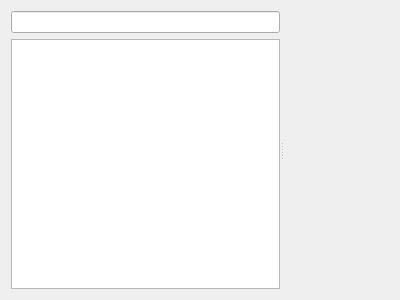
Before: the Qt Designer form ui/tools/objectinspector/objectinspectorwidget.ui in KDAB/GammaRay, drawn with Qt 5.
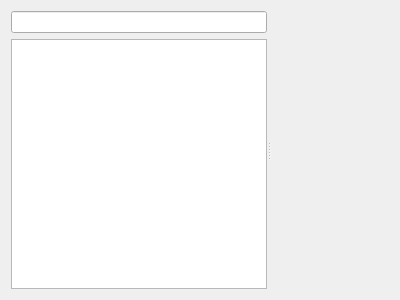
After: the same form once the commit is applied. Custom widgets are drawn as their Qt base class.

What changed in the file:
```diff
--- a/ui/tools/objectinspector/objectinspectorwidget.ui
+++ b/ui/tools/objectinspector/objectinspectorwidget.ui
@@ -26,6 +26,12 @@
          <property name="indentation">
           <number>10</number>
          </property>
+         <property name="sizePolicy">
+          <sizepolicy hsizetype="Expanding" vsizetype="Expanding">
+           <horstretch>0</horstretch>
+           <verstretch>0</verstretch>
+          </sizepolicy>
+         </property>
          <property name="uniformRowHeights">
           <bool>true</bool>
          </property>
@@ -39,7 +45,14 @@
        </item>
       </layout>
      </widget>
-     <widget class="GammaRay::PropertyWidget" name="objectPropertyWidget" native="true"/>
+     <widget class="GammaRay::PropertyWidget" name="objectPropertyWidget" native="true">
+      <property name="sizePolicy">
+       <sizepolicy hsizetype="Preferred" vsizetype="Preferred">
+        <horstretch>1</horstretch>
+        <verstretch>0</verstretch>
+       </sizepolicy>
+      </property>
+     </widget>
     </widget>
    </item>
   </layout>
```
Left out of the diff: 2 changed lines with no effect on the pictures.
